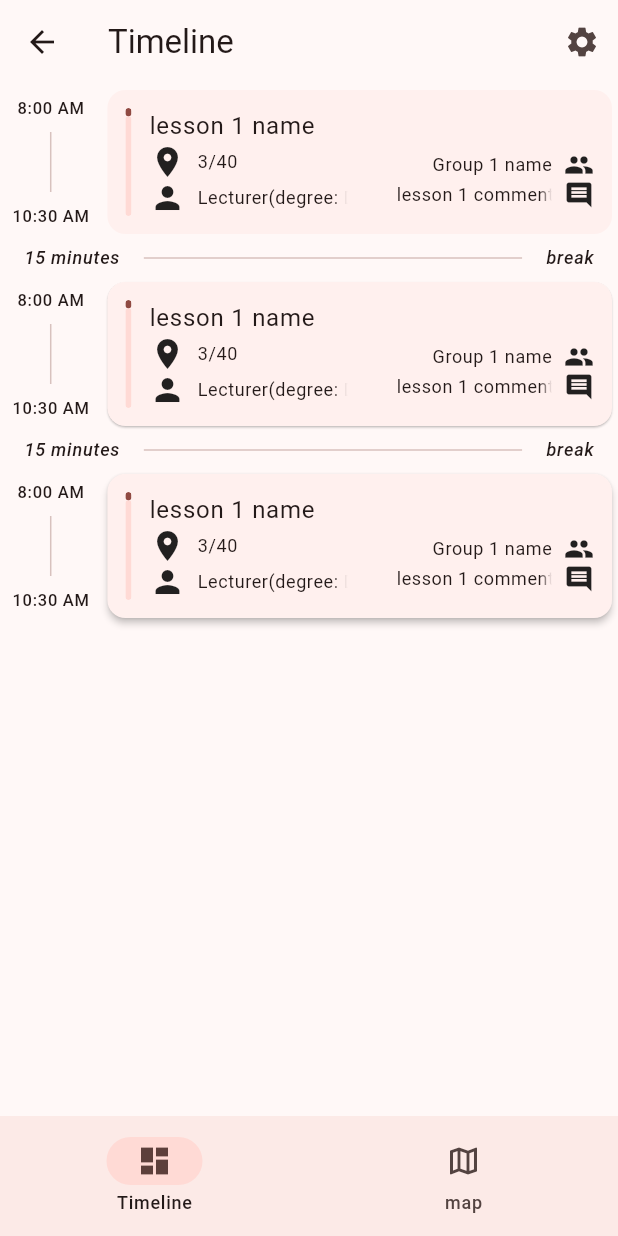
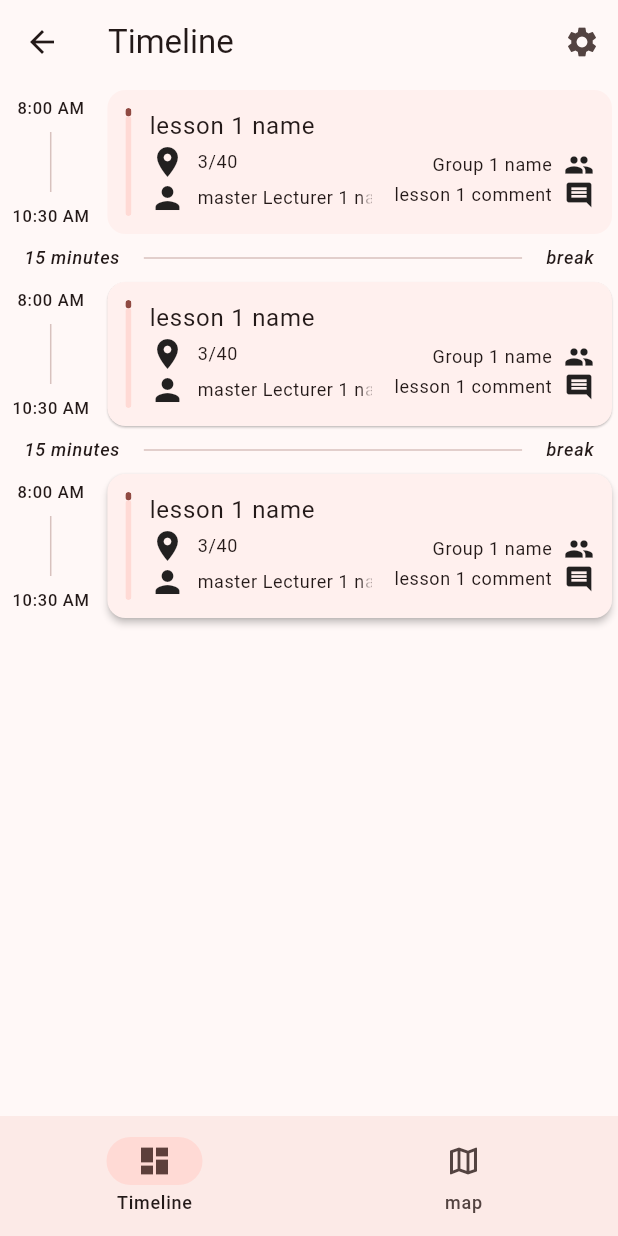
Before and after one commit to SilverNETGroupSGGW/Straciatella, a Flutter app: the NavBarScreen screen opened by its route, on a phone screen of 412 x 824 dp. Run offline on Flutter 3.47's test engine with Material 3 defaults, Android fonts, the phone set to English and light mode, and no system bars; our stand-ins replace bloc, dio, easy_localization, flutter_bloc, flutter_colorpicker, freezed_annotation and 3 more; accounts and stored records are empty.

Commit message:
removed expanded container that did nothing, lecturer to display string

```diff
--- a/lib/data/models/lecturer/lecturer.dart
+++ b/lib/data/models/lecturer/lecturer.dart
@@ -6,6 +6,8 @@ part 'lecturer.g.dart';
 
 @freezed
 class Lecturer with _$Lecturer {
+  Lecturer._();
+
   factory Lecturer({
     required Degree degree,
     required String email,
@@ -16,4 +18,8 @@ class Lecturer with _$Lecturer {
 
   factory Lecturer.fromJson(Map<String, dynamic> json) =>
       _$LecturerFromJson(json);
+
+  String toDisplayString() {
+    return "${degree.name} $firstName $surname";
+  }
 }
--- a/lib/presentation/widgets/timeline/lesson_tile.dart
+++ b/lib/presentation/widgets/timeline/lesson_tile.dart
@@ -92,7 +92,6 @@ class LessonCard extends StatelessWidget {
               SizedBox(width: 12),
               Expanded(
                 child: Column(
-                  mainAxisSize: MainAxisSize.min,
                   crossAxisAlignment: CrossAxisAlignment.start,
                   children: [
                     FadedText(
@@ -102,8 +101,7 @@ class LessonCard extends StatelessWidget {
                     Row(
                       mainAxisAlignment: MainAxisAlignment.spaceBetween,
                       children: [
-                        Expanded(
-                          flex: 4,
+                        Flexible(
                           child: Column(
                             crossAxisAlignment: CrossAxisAlignment.start,
                             children: [
@@ -116,7 +114,7 @@ class LessonCard extends StatelessWidget {
                               IconWithText(
                                 icon: Icons.person,
                                 text: lesson.lecturers.isNotEmpty
-                                    ? lesson.lecturers.first.toString()
+                                    ? lesson.lecturers.first.toDisplayString()
                                     : 'Brak prowadzącego',
                                 textStyle:
                                     Theme.of(context).textTheme.bodySmall,
@@ -124,9 +122,7 @@ class LessonCard extends StatelessWidget {
                             ],
                           ),
                         ),
-                        Expanded(child: Container()),
-                        Expanded(
-                          flex: 4,
+                        Flexible(
                           child: Column(
                             crossAxisAlignment: CrossAxisAlignment.end,
                             children: [
```
Also changed, not shown: lib/data/models/lecturer/lecturer.freezed.dart.
